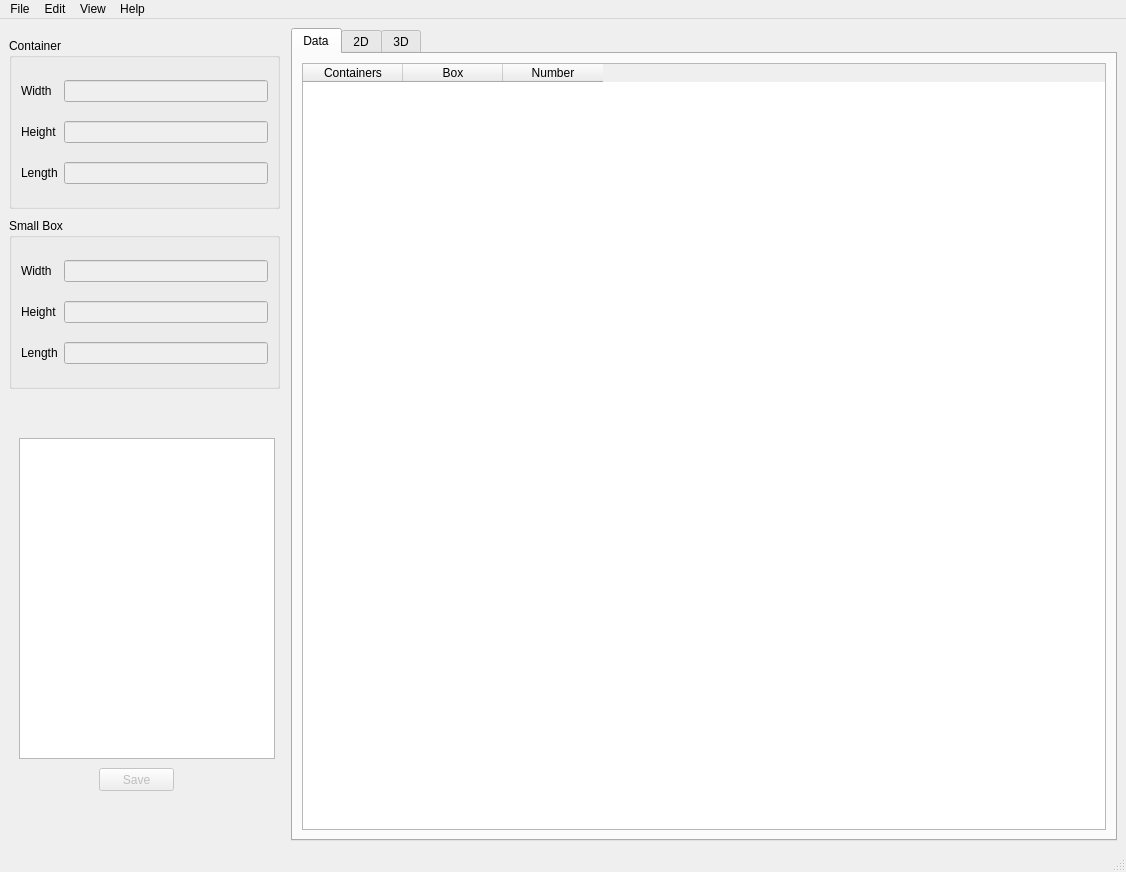
This is ScottTanner-411-group-project-6bc7b8fa6bbe/BestBoxStackingConsole/BestBoxStackingConsole/boxstacking.ui in ScottTanner/411-Group-Project as Qt 5 draws it before an edit. The edited form follows.
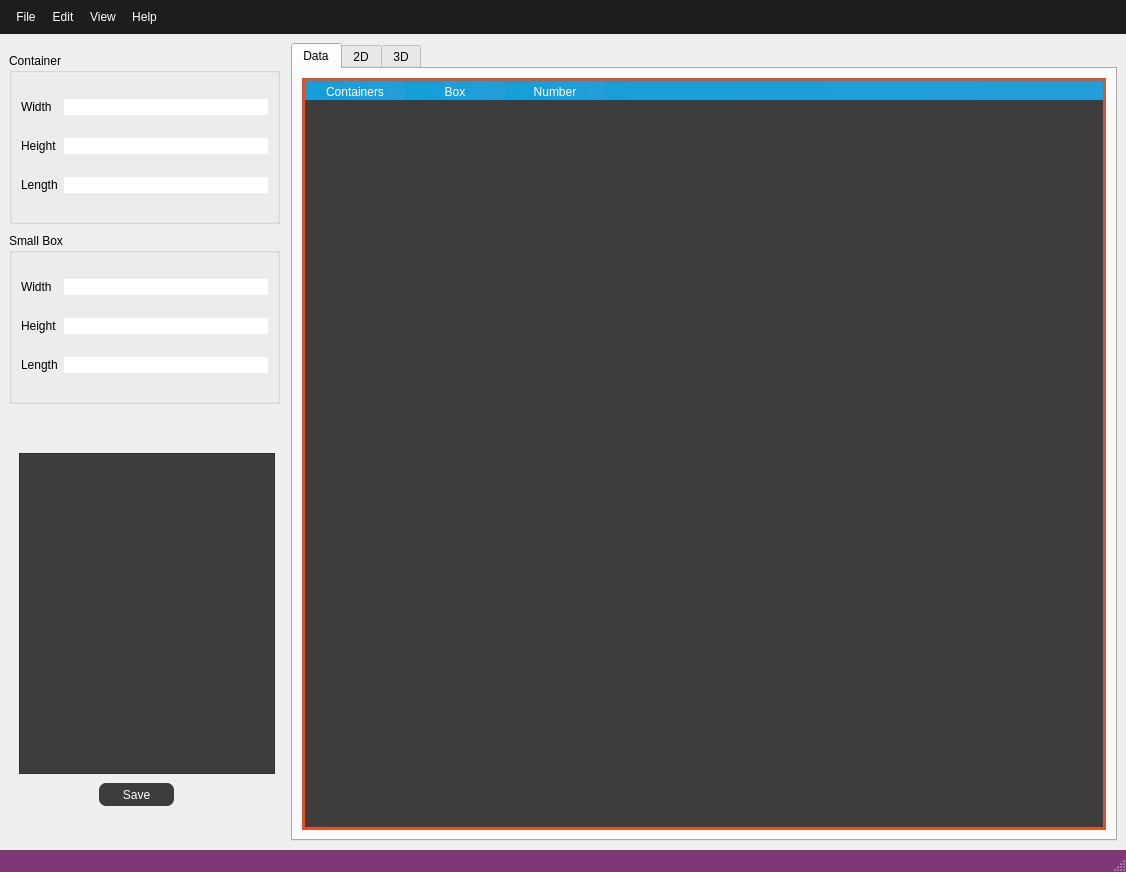
This is the edited form. Icons and pictures are not drawn. Custom widgets are drawn as their Qt base class.

The edit to the form file:
```diff
--- a/ScottTanner-411-group-project-6bc7b8fa6bbe/BestBoxStackingConsole/BestBoxStackingConsole/boxstacking.ui
+++ b/ScottTanner-411-group-project-6bc7b8fa6bbe/BestBoxStackingConsole/BestBoxStackingConsole/boxstacking.ui
@@ -21,6 +21,130 @@
     <normalon>Untitled-4.ico</normalon>
    </iconset>
   </property>
+  <property name="styleSheet">
+   <string notr="true">QDialog{
+
+}
+
+QMenuBar{
+background-color:#1d1d1d;
+padding:5px;
+	font: 12pt &quot;MS Shell Dlg 2&quot;;
+}
+
+QMenuBar::item{
+background-color:#1d1d1d;
+color:#fff;
+padding:5px;
+
+}
+
+QMenu{
+color:#fff;
+padding:0;
+}
+
+QMenu::item:selected{
+color:#fff;
+background-color:#00aba9;
+}
+
+QTableWidget{
+background-color:#3d3d3d;
+color:#fff;
+  selection-background-color: #da532c;
+border:solid;
+border-width:3px;
+border-color:#da532c;
+}
+QHeaderView::section{
+background-color:qlineargradient(spread:pad, x1:0, y1:0, x2:1, y2:0, stop:0 rgba(20, 158, 217, 255), stop:1 rgba(36, 158, 217, 255));
+border:none;
+border-top-style:solid;
+border-width:1px;
+border-top-color:qlineargradient(spread:pad, x1:0, y1:0, x2:1, y2:0, stop:0 rgba(20, 158, 217, 255), stop:1 rgba(36, 158, 217, 255));
+color:#fff;
+
+}
+QHeaderView{
+background-color:qlineargradient(spread:pad, x1:0, y1:0, x2:1, y2:0, stop:0 rgba(20, 158, 217, 255), stop:1 rgba(36, 158, 217, 255));
+
+border:none;
+border-top-style:solid;
+border-width:1px;
+border-top-color:#149ED9;
+color:#fff;
+	font: 75 12pt &quot;Calibri&quot;;
+}
+
+QTableCornerButton::section{
+border:none;
+background-color:#149ED9;
+}
+
+QListWidget{
+background-color:#3d3d3d;
+color:#fff;
+}
+
+QMenu{
+background-color:#3d3d3d;
+}
+QStatusBar{
+background-color:#7e3878;
+color:#fff;
+}
+QComboBox
+{
+border-style:solid;
+
+background-color:#3d3d3d;
+color:#fff;
+border-radius:7px;
+}
+QPushButton{
+border-style:solid;
+
+background-color:#3d3d3d;
+color:#fff;
+border-radius:7px;
+}
+QPushButton:hover{
+color:#ccc;
+	background-color: qlineargradient(spread:pad, x1:0.517, y1:0, x2:0.517, y2:1, stop:0 rgba(45, 45, 45, 255), stop:0.505682 rgba(45, 45, 45, 255), stop:1 rgba(29, 29, 29, 255));
+	border-color:#2d89ef;
+border-width:2px;
+}
+
+QPushButton:pressed{
+background-color: qlineargradient(spread:pad, x1:0.517, y1:0, x2:0.517, y2:1, stop:0 rgba(29, 29, 29, 255), stop:0.505682 rgba(45, 45, 45, 255), stop:1 rgba(29, 29, 29, 255));
+}
+
+
+QTabWidget::tab{
+background-color:#3d3d3d;
+}
+
+QLineEdit{
+border-radius:0;
+}
+
+QProgressBar{
+border-radius:0;
+text-align:center;
+color:#fff;
+background-color:transparent;
+border: 2px solid #e3a21a;
+border-radius:7px;
+	font: 75 12pt &quot;Open Sans&quot;;
+
+}
+
+QProgressBar::chunk{
+background-color:#2d89ef;
+width:20px;
+}</string>
+  </property>
   <widget class="QWidget" name="centralwidget">
    <layout class="QGridLayout" name="gridLayout_4">
     <item row="0" column="0">
@@ -258,7 +382,7 @@
      <x>0</x>
      <y>0</y>
      <width>1126</width>
-     <height>21</height>
+     <height>40</height>
     </rect>
    </property>
    <widget class="QMenu" name="menuFile">
```
Left out of the diff: 6 changed lines with no effect on the pictures.
